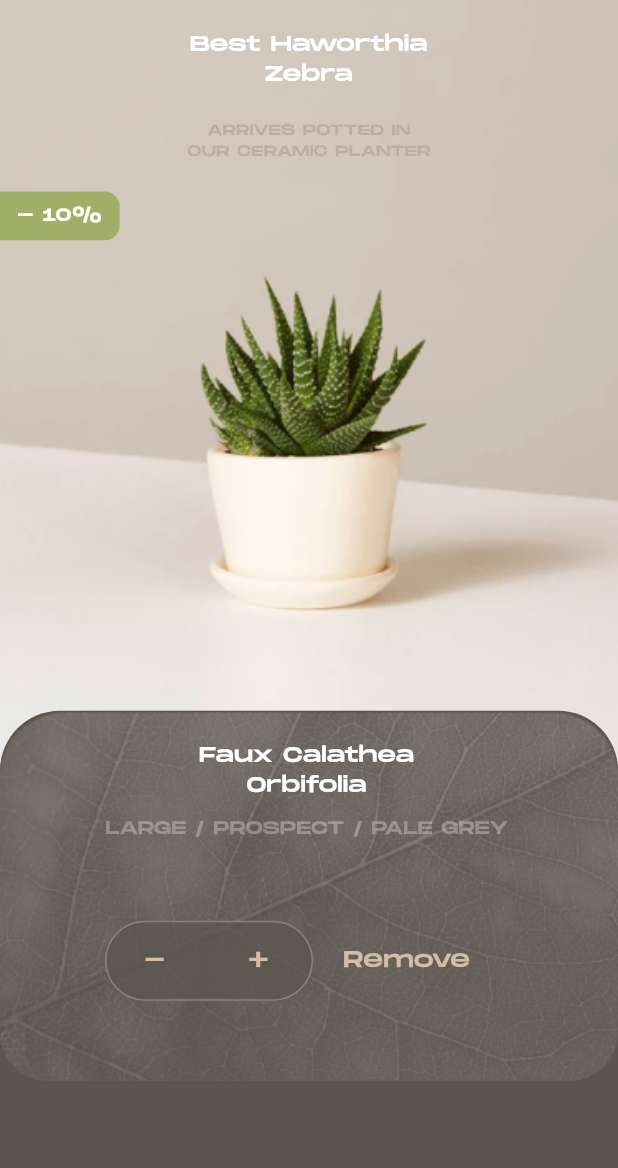
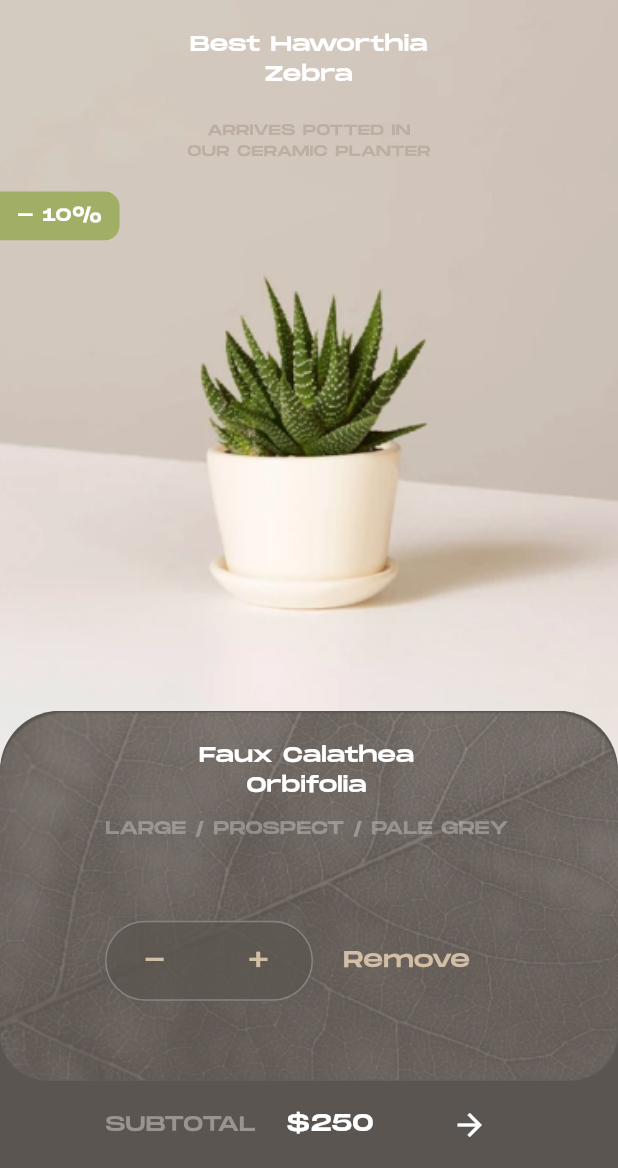
Before and after one commit to blvcksamurai/the_sill, a Flutter app: the DetailsScreen screen opened directly, on a phone screen of 412 x 824 dp, the part 68-1236 px from its top. Run offline on Flutter 3.47's test engine with Material 3 defaults, Android fonts, the phone set to English and light mode, and no system bars; our stand-ins replace flutter_svg.

Commit message:
Details Screen Completed

```diff
--- a/lib/main.dart
+++ b/lib/main.dart
@@ -24,7 +24,7 @@ class MyApp extends StatelessWidget {
         colorScheme: ColorScheme.fromSeed(seedColor: Colors.white),
         useMaterial3: true,
       ),
-      home: DetailsScreen(),
+      home: HomeScreen(),
     );
   }
 }
--- a/lib/screens/best_sellers.dart
+++ b/lib/screens/best_sellers.dart
@@ -2,6 +2,7 @@ import 'package:flutter/cupertino.dart';
 import 'package:flutter/material.dart';
 import 'package:flutter/widgets.dart';
 import 'package:flutter_svg/flutter_svg.dart';
+import 'package:the_sill_app/screens/details_screen.dart';
 
 import '../widgets/dropdowns.dart';
 
@@ -104,7 +105,15 @@ class BestSellers extends StatelessWidget {
                               )
                             ],
                           ),
-                          Container(
+                          InkWell(
+                            onTap: () {
+                              Navigator.push(
+                                  context,
+                                  PageRouteBuilder(
+                                      pageBuilder: (context, a, b) =>
+                                          DetailsScreen()));
+                            },
+                            child: Container(
                               width: 154,
                               height: 285.52,
                               margin: EdgeInsets.only(top: 20),
@@ -165,6 +174,7 @@ class BestSellers extends StatelessWidget {
                                         'assets/images/play.svg'),
                                   )
                                 ],
+                              ),
                             ),
                           )
                         ],
--- a/lib/screens/details_screen.dart
+++ b/lib/screens/details_screen.dart
@@ -123,6 +123,44 @@ class DetailsScreen extends StatelessWidget {
                         ),
                       ),
                     ],
+                  ),
+                  Positioned(
+                    height: size.height * 0.67,
+                    left: 70,
+                    child: Row(
+                      children: [
+                        Text(
+                          'SUBTOTAL',
+                          textAlign: TextAlign.center,
+                          style: TextStyle(
+                            color: Color(0xFF999490),
+                            fontSize: 14,
+                            fontFamily: 'Monument',
+                            fontWeight: FontWeight.w400,
+                            letterSpacing: 0.24,
+                          ),
+                        ),
+                        SizedBox(width: 20),
+                        Text(
+                          '\$250',
+                          textAlign: TextAlign.center,
+                          style: TextStyle(
+                            color: Colors.white,
+                            fontSize: 16,
+                            fontFamily: 'Monument',
+                            fontWeight: FontWeight.w400,
+                            letterSpacing: 0.32,
+                          ),
+                        ),
+                        SizedBox(width: 40),
+                        IconButton(
+                            onPressed: () {},
+                            icon: Icon(
+                              Icons.arrow_forward,
+                              color: Colors.white,
+                            ))
+                      ],
+                    ),
                   )
                 ],
               ),
```
Lines whose indentation alone changed are shown as unchanged.
